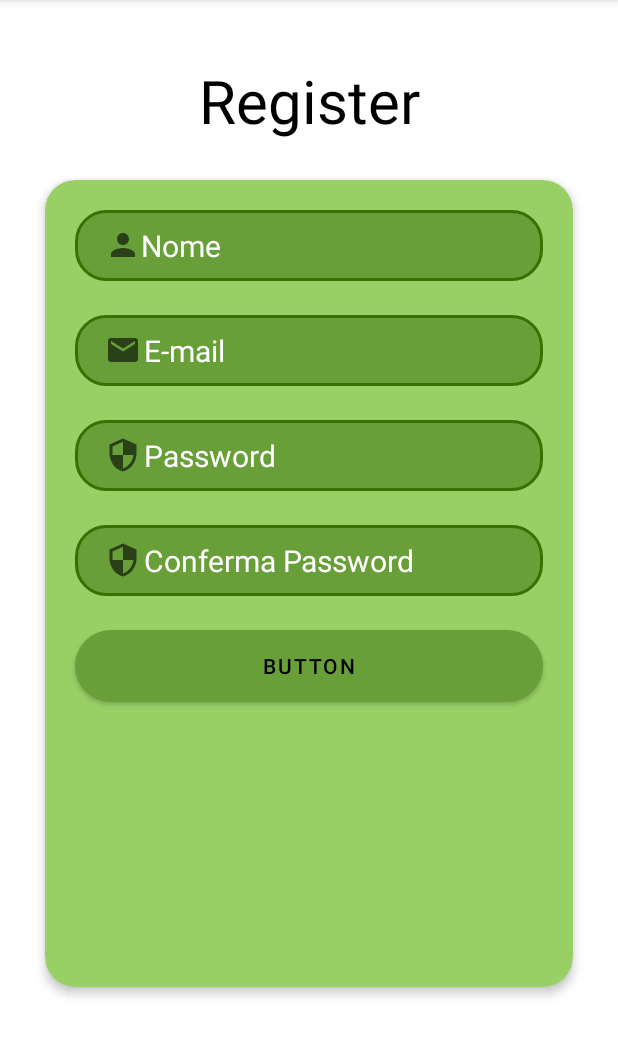
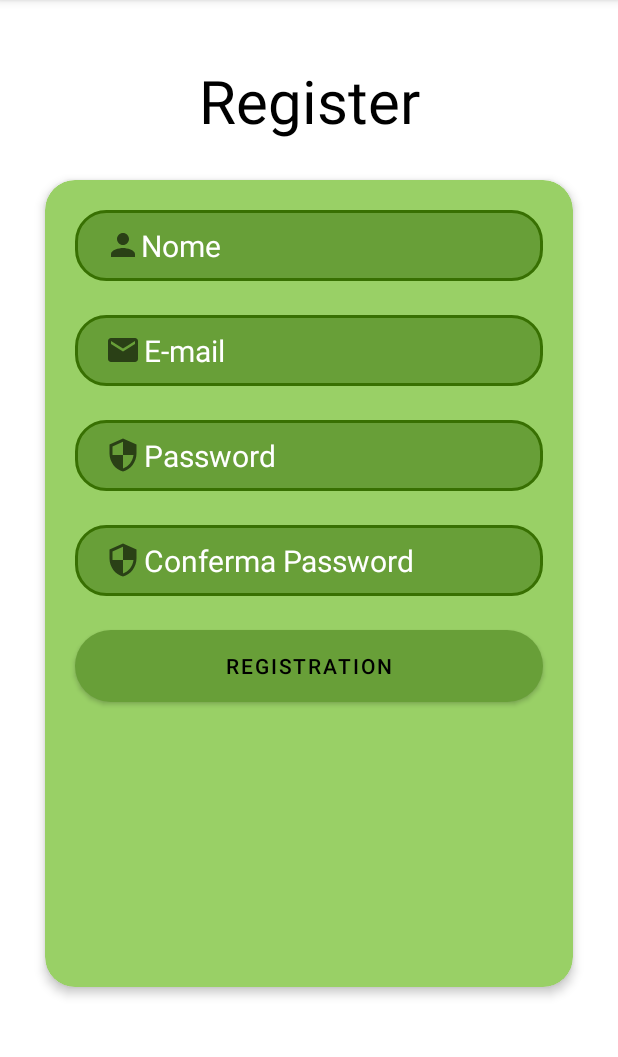
Before and after one commit to Salvomarotta99/4ZampeAndroid, an Android app: the fragment RegistrationFragment shown on its own in the app's theme, on a phone screen of 412 x 824 dp, the part 84-1141 px from its top. Run offline under Robolectric (Android 15) with nearby library versions, the phone set to English and light mode, and no system bars; Roboto replaces fonts that are not available here.

Commit message:
modifiche marginali a Fragment Register

```diff
--- a/app/src/main/res/layout/fragment_registration.xml
+++ b/app/src/main/res/layout/fragment_registration.xml
@@ -116,10 +116,10 @@
             android:layout_marginTop="300dp"
             android:layout_marginEnd="20dp"
             android:background="@drawable/quiz_btn"
-            android:text="Button"
+            android:elevation="4dp"
+            android:text="Registration"
             android:textColor="@color/black"
-            app:backgroundTint="empty"
-            android:elevation="4dp"/>
+            app:backgroundTint="empty" />
     </androidx.cardview.widget.CardView>
 
 </RelativeLayout>
```
